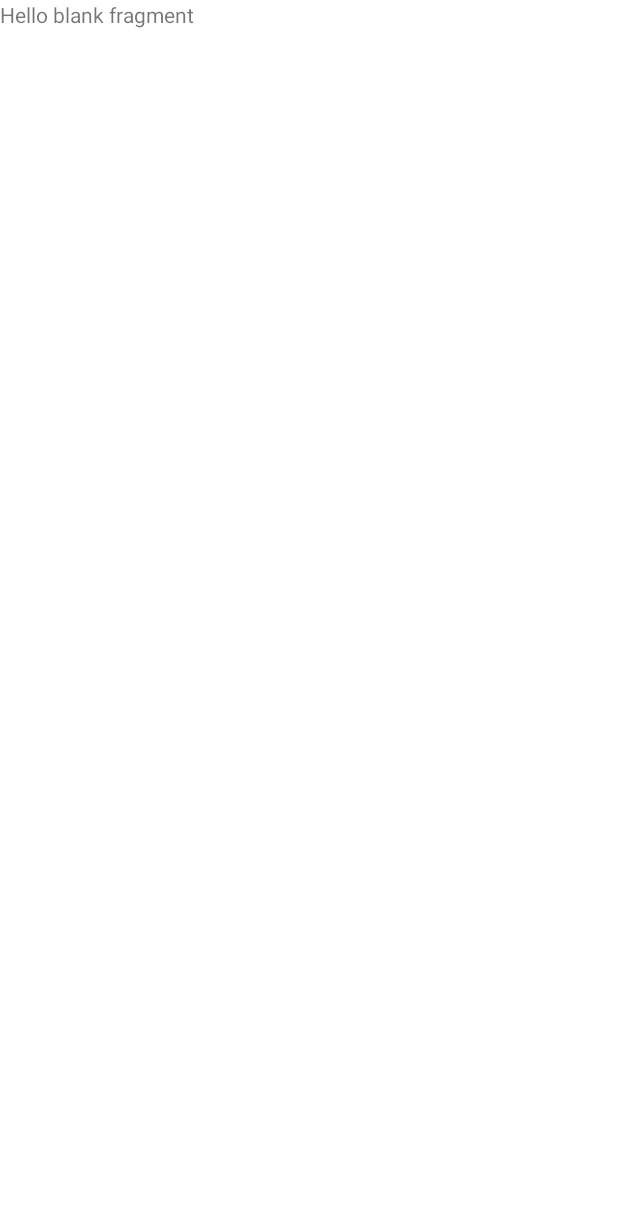
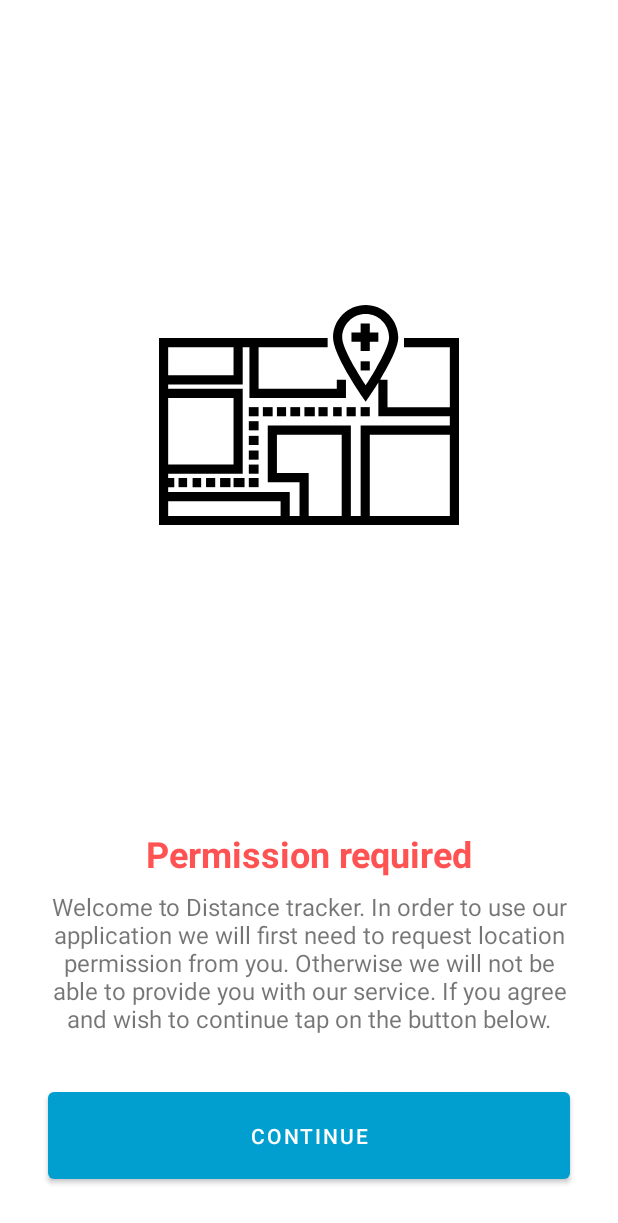
Before and after one commit to kosyakoff1/distance_tracker, an Android app: the screen it shows after launch (MainActivity), on a phone screen of 412 x 824 dp. Before the commit the part shown is almost empty. Shown: the top 1223 px of the screen. Run offline under Robolectric (Android 15) with nearby library versions, the phone set to English and light mode, and no system bars.

Commit message:
Added request permission layout

```diff
--- /dev/null
+++ b/app/src/main/res/drawable/ic_maps_and_flags.xml
@@ -0,0 +1,72 @@
+<vector xmlns:android="http://schemas.android.com/apk/res/android"
+    android:width="512dp"
+    android:height="512dp"
+    android:viewportWidth="512"
+    android:viewportHeight="512">
+  <path
+      android:fillColor="#FF000000"
+      android:pathData="M418.151,124.741v15.642h78.208v102.191H389.996V195.65h-12.62c14.08,-23.147 30.949,-54.499 30.949,-71.83c0,-30.685 -24.964,-55.648 -55.648,-55.648c-30.685,0 -55.648,24.964 -55.648,55.648c0,28.044 44.177,92.809 49.214,100.101l6.435,9.316l6.435,-9.316c1.698,-2.458 7.843,-11.449 15.243,-23.356v57.652h122.004v15.642H344.114v154.33H327.43v-154.33H185.613v96.978h54.224v57.352h-16.684v-40.668H15.642v-8.342h10.428v-15.642H15.642v-7.299h127.218V211.291H15.642v-7.299h127.218v-63.609h11.47v86.55h164.758V195.65h-15.642v15.642H169.971v-70.908h117.833v-15.642H0v319.088h512V124.741H418.151zM369.875,177.544c-6.307,10.877 -12.668,20.9 -17.198,27.84c-4.516,-6.918 -10.851,-16.899 -17.148,-27.755c-19.889,-34.284 -22.858,-48.428 -22.858,-53.809c0,-22.06 17.947,-40.007 40.007,-40.007c22.06,0 40.007,17.947 40.007,40.007C392.684,129.192 389.721,143.317 369.875,177.544zM15.642,140.383h111.576v47.967H15.642V140.383zM15.642,226.933h111.576v113.662H15.642V226.933zM207.511,428.187H15.642v-25.026h191.87V428.187zM311.788,428.187h-56.31v-72.994h-54.224v-65.694h110.534V428.187zM496.358,428.187H359.756V289.499h136.603V428.187z"/>
+  <path
+      android:fillColor="#FF000000"
+      android:pathData="M359.756,115.356l0,-15.641l-15.642,0l0,15.641l-15.641,0l0,15.642l15.641,0l0,15.642l15.642,0l0,-15.642l14.598,0l0,-15.642z"/>
+  <path
+      android:fillColor="#FF000000"
+      android:pathData="M344.114,164.361h15.642v15.642h-15.642z"/>
+  <path
+      android:fillColor="#FF000000"
+      android:pathData="M344.114,242.569h15.642v15.642h-15.642z"/>
+  <path
+      android:fillColor="#FF000000"
+      android:pathData="M320.13,242.569h15.642v15.642h-15.642z"/>
+  <path
+      android:fillColor="#FF000000"
+      android:pathData="M297.189,242.569h14.599v15.642h-14.599z"/>
+  <path
+      android:fillColor="#FF000000"
+      android:pathData="M272.163,242.569h15.642v15.642h-15.642z"/>
+  <path
+      android:fillColor="#FF000000"
+      android:pathData="M248.179,242.569h17.727v15.642h-17.727z"/>
+  <path
+      android:fillColor="#FF000000"
+      android:pathData="M224.196,242.569h16.684v15.642h-16.684z"/>
+  <path
+      android:fillColor="#FF000000"
+      android:pathData="M201.255,242.569h15.642v15.642h-15.642z"/>
+  <path
+      android:fillColor="#FF000000"
+      android:pathData="M177.271,242.569h16.684v15.642h-16.684z"/>
+  <path
+      android:fillColor="#FF000000"
+      android:pathData="M153.287,242.569h16.684v15.642h-16.684z"/>
+  <path
+      android:fillColor="#FF000000"
+      android:pathData="M153.287,266.553h16.684v15.642h-16.684z"/>
+  <path
+      android:fillColor="#FF000000"
+      android:pathData="M153.287,291.579h16.684v15.642h-16.684z"/>
+  <path
+      android:fillColor="#FF000000"
+      android:pathData="M153.287,316.606h16.684v15.642h-16.684z"/>
+  <path
+      android:fillColor="#FF000000"
+      android:pathData="M153.287,340.589h16.684v15.642h-16.684z"/>
+  <path
+      android:fillColor="#FF000000"
+      android:pathData="M153.287,363.53h16.684v15.642h-16.684z"/>
+  <path
+      android:fillColor="#FF000000"
+      android:pathData="M127.218,363.53h18.77v15.642h-18.77z"/>
+  <path
+      android:fillColor="#FF000000"
+      android:pathData="M104.277,363.53h17.727v15.642h-17.727z"/>
+  <path
+      android:fillColor="#FF000000"
+      android:pathData="M80.293,363.53h15.642v15.642h-15.642z"/>
+  <path
+      android:fillColor="#FF000000"
+      android:pathData="M57.352,363.53h14.599v15.642h-14.599z"/>
+  <path
+      android:fillColor="#FF000000"
+      android:pathData="M33.369,363.53h14.599v15.642h-14.599z"/>
+</vector>
--- a/app/src/main/res/layout/fragment_permission.xml
+++ b/app/src/main/res/layout/fragment_permission.xml
@@ -1,14 +1,57 @@
 <?xml version="1.0" encoding="utf-8"?>
-<FrameLayout xmlns:android="http://schemas.android.com/apk/res/android"
+<androidx.constraintlayout.widget.ConstraintLayout xmlns:android="http://schemas.android.com/apk/res/android"
+    xmlns:app="http://schemas.android.com/apk/res-auto"
     xmlns:tools="http://schemas.android.com/tools"
     android:layout_width="match_parent"
     android:layout_height="match_parent"
     tools:context=".PermissionFragment">
 
-    <!-- TODO: Update blank fragment layout -->
     <TextView
-        android:layout_width="match_parent"
-        android:layout_height="match_parent"
-        android:text="@string/hello_blank_fragment" />
+        android:id="@+id/welcome_text_view"
+        android:layout_width="wrap_content"
+        android:layout_height="wrap_content"
+        android:layout_margin="8dp"
+        android:text="@string/scr_permissions_permission_required"
+        android:textAppearance="@style/TextAppearance.MaterialComponents.Headline5"
+        android:textColor="?colorWarning"
+        android:textStyle="bold"
+        app:layout_constraintBottom_toTopOf="@id/permission_description_text_view"
+        app:layout_constraintEnd_toEndOf="parent"
+        app:layout_constraintStart_toStartOf="parent" />
 
-</FrameLayout>
+    <TextView
+        android:id="@+id/permission_description_text_view"
+        android:layout_width="0dp"
+        android:layout_height="wrap_content"
+        android:layout_margin="32dp"
+        android:text="@string/scr_permissions_permission_description_text_view"
+        android:textAlignment="center"
+        android:textSize="16sp"
+        app:layout_constraintBottom_toTopOf="@id/continue_button"
+        app:layout_constraintEnd_toEndOf="parent"
+        app:layout_constraintStart_toStartOf="parent" />
+
+    <Button
+        android:id="@+id/continue_button"
+        android:layout_width="0dp"
+        android:layout_height="70dp"
+        android:layout_margin="32dp"
+        android:text="@string/scr_permissions_continue_button"
+        app:layout_constraintBottom_toBottomOf="parent"
+        app:layout_constraintEnd_toEndOf="parent"
+        app:layout_constraintStart_toStartOf="parent" />
+
+    <ImageView
+        android:id="@+id/map_image_view"
+        android:layout_width="200dp"
+        android:layout_height="200dp"
+        android:layout_margin="32dp"
+        android:src="@drawable/ic_maps_and_flags"
+        app:layout_constraintBottom_toTopOf="@+id/welcome_text_view"
+        app:layout_constraintEnd_toEndOf="parent"
+        app:layout_constraintHorizontal_bias="0.5"
+        app:layout_constraintStart_toStartOf="parent"
+        app:layout_constraintTop_toTopOf="parent"
+        tools:ignore="ContentDescription" />
+
+</androidx.constraintlayout.widget.ConstraintLayout>
--- a/app/src/main/res/values-night/themes.xml
+++ b/app/src/main/res/values-night/themes.xml
@@ -12,5 +12,6 @@
         <!-- Status bar color. -->
         <item name="android:statusBarColor" tools:targetApi="l">?attr/colorPrimaryVariant</item>
         <!-- Customize your theme here. -->
+        <item name="colorWarning">@color/red</item>
     </style>
 </resources>
--- /dev/null
+++ b/app/src/main/res/values/attrs.xml
@@ -0,0 +1,4 @@
+<?xml version="1.0" encoding="utf-8"?>
+<resources>
+    <attr name="colorWarning" format="color"/>
+</resources>
--- a/app/src/main/res/values/strings.xml
+++ b/app/src/main/res/values/strings.xml
@@ -2,4 +2,9 @@
     <string name="app_name">DistanceTrackerApp</string>
     <!-- TODO: Remove or change this placeholder text -->
     <string name="hello_blank_fragment">Hello blank fragment</string>
+    <string name="scr_permissions_continue_button">Continue</string>
+    <string name="scr_permissions_permission_description_text_view">Welcome to Distance tracker. In order to use our application we will first need to request location permission from you. Otherwise we will not be able to provide you with our service. If you agree and wish to continue tap on the button below.</string>
+    <string name="lorem_ipsum_average">Lorem Ipsum is simply dummy text of the printing and typesetting industry. Lorem Ipsum has been the industry standard dummy text ever since the 1500s, when an unknown printer took a galley of type and scrambled it to make a type specimen book.</string>
+    <string name="lorem_ipsum_lengthy">Contrary to popular belief, Lorem Ipsum is not simply random text. It has roots in a piece of classical Latin literature from 45 BC, making it over 2000 years old. Richard McClintock, a Latin professor at Hampden-Sydney College in Virginia, looked up one of the more obscure Latin words, consectetur, from a Lorem Ipsum passage, and going through the cites of the word in classical literature, discovered the undoubtable source. Lorem Ipsum comes from sections 1.10.32 and 1.10.33 of "de Finibus Bonorum et Malorum" (The Extremes of Good and Evil) by Cicero, written in 45 BC. This book is a treatise on the theory of ethics, very popular during the Renaissance. The first line of Lorem Ipsum, "Lorem ipsum dolor sit amet..", comes from a line in section 1.10.32.</string>
+    <string name="scr_permissions_permission_required">Permission required</string>
 </resources>
--- a/app/src/main/res/values/themes.xml
+++ b/app/src/main/res/values/themes.xml
@@ -8,9 +8,9 @@
         <!-- Secondary brand color. -->
         <item name="colorSecondary">@color/teal_200</item>
         <item name="colorSecondaryVariant">@color/teal_700</item>
-        <item name="colorOnSecondary">@color/black</item>
         <!-- Status bar color. -->
         <item name="android:statusBarColor" tools:targetApi="l">?attr/colorPrimaryVariant</item>
         <!-- Customize your theme here. -->
+        <item name="colorWarning">@color/red</item>
     </style>
 </resources>
```
